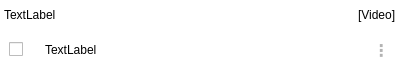
Before: the Qt Designer form ui/history_item2.ui in spadez2802/Youtube_downloader, drawn with Qt 5.
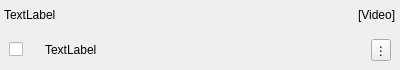
After: the same form once the commit is applied.

Commit message: Update UI components, extract global styles to QSS, and add theme management

Patch:
```diff
--- a/ui/history_item2.ui
+++ b/ui/history_item2.ui
@@ -13,24 +13,6 @@
   <property name="windowTitle">
    <string>Form</string>
   </property>
-  <property name="styleSheet">
-   <string notr="true">/* Trạng thái bình thường: Nền trong suốt */
-#FormHistoryItem {
-  background-color: transparent;
-  
-  /* Chỉ áp dụng hiệu ứng chuyển đổi cho màu nền để tránh ảnh hưởng các thuộc tính khác */
-  transition: background-color 0.2s ease-in-out; 
-}
-
-/* Trạng thái khi di chuột vào (hover): Nền sáng lên */
-#FormHistoryItem:hover {
-  /* Mã màu ví dụ: Trắng mờ. Bạn có thể đổi sang màu khác phù hợp với giao diện */
-  background-color: rgba(255, 255, 255, 0.15); 
-}
-
-
-</string>
-  </property>
   <layout class="QVBoxLayout" name="verticalLayout">
    <property name="spacing">
     <number>0</number>
@@ -142,10 +124,7 @@
          </size>
         </property>
         <property name="text">
-         <string>&#8942;</string>
-        </property>
-        <property name="styleSheet">
-         <string notr="true">QToolButton { background: transparent; border: none; color: #b3b3b3; font-size: 16px; font-weight: bold; } QToolButton:hover { color: white; } QToolButton::menu-indicator { image: none; }</string>
+         <string>⋮</string>
         </property>
         <property name="popupMode">
          <enum>QToolButton::InstantPopup</enum>
```
Left out of the diff: 10 changed lines with no effect on the pictures. The commit also changes 17 other files.
